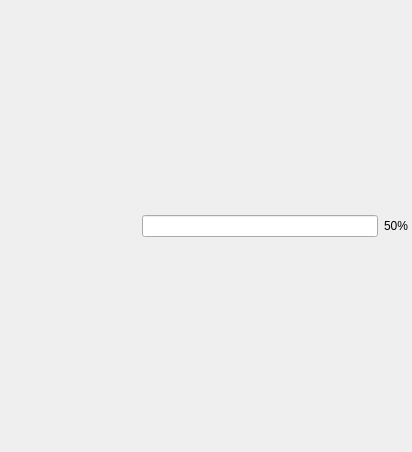
Before: the Qt Designer form resources/ui/webbrowser_widget.ui in open-cogsci/OpenSesame, drawn with Qt 5.
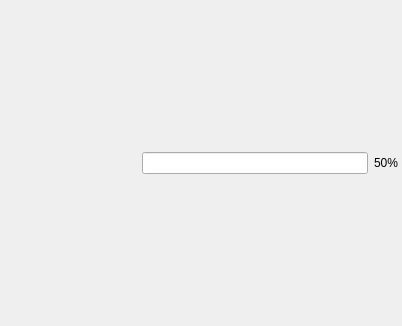
After: the same form once the commit is applied.

Commit message: Override QWebKit sizeHint to allow small sizes

What changed in the file:
```diff
--- a/resources/ui/webbrowser_widget.ui
+++ b/resources/ui/webbrowser_widget.ui
@@ -6,8 +6,8 @@
    <rect>
     <x>0</x>
     <y>0</y>
-    <width>412</width>
-    <height>452</height>
+    <width>402</width>
+    <height>326</height>
    </rect>
   </property>
   <property name="windowTitle">
```
The commit also changes 2 other files.
